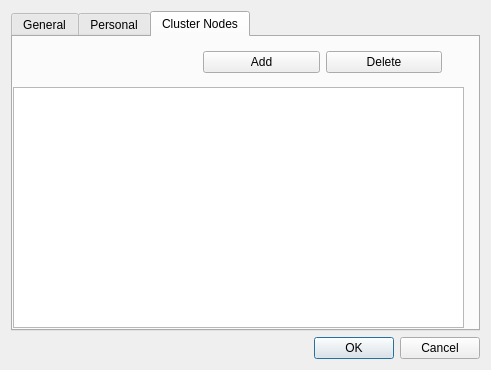
Rsclub22/Minos2-Mirror, file mqt/MqtCluster/setupdialog.ui: the form before one commit.
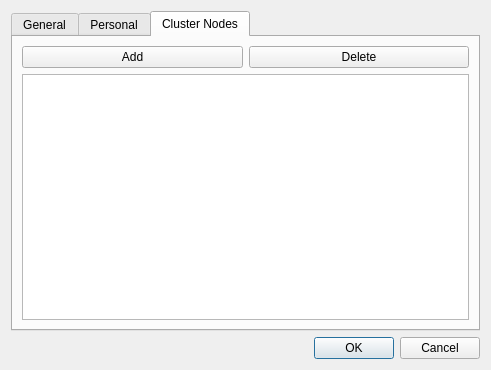
The form after the commit.

```diff
--- a/mqt/MqtCluster/setupdialog.ui
+++ b/mqt/MqtCluster/setupdialog.ui
@@ -136,25 +136,8 @@
       <attribute name="title">
        <string>Cluster Nodes</string>
       </attribute>
-      <widget class="QTableView" name="ListClustersView">
-       <property name="geometry">
-        <rect>
-         <x>0</x>
-         <y>50</y>
-         <width>451</width>
-         <height>241</height>
-        </rect>
-       </property>
-      </widget>
-      <widget class="QWidget" name="layoutWidget">
-       <property name="geometry">
-        <rect>
-         <x>190</x>
-         <y>10</y>
-         <width>239</width>
-         <height>31</height>
-        </rect>
-       </property>
+      <layout class="QVBoxLayout" name="verticalLayout_3">
+       <item>
        <layout class="QHBoxLayout" name="horizontalLayout_5">
         <item>
          <widget class="QPushButton" name="clustersListAddPbutton">
@@ -171,7 +154,18 @@
          </widget>
         </item>
        </layout>
-      </widget>
+       </item>
+       <item>
+        <widget class="QTableView" name="ListClustersView">
+         <property name="cornerButtonEnabled">
+          <bool>false</bool>
+         </property>
+         <attribute name="horizontalHeaderStretchLastSection">
+          <bool>true</bool>
+         </attribute>
+        </widget>
+       </item>
+      </layout>
      </widget>
     </widget>
    </item>
```
Left out of the diff: 24 changed lines with no effect on the pictures. Lines whose indentation alone changed are shown as unchanged.
